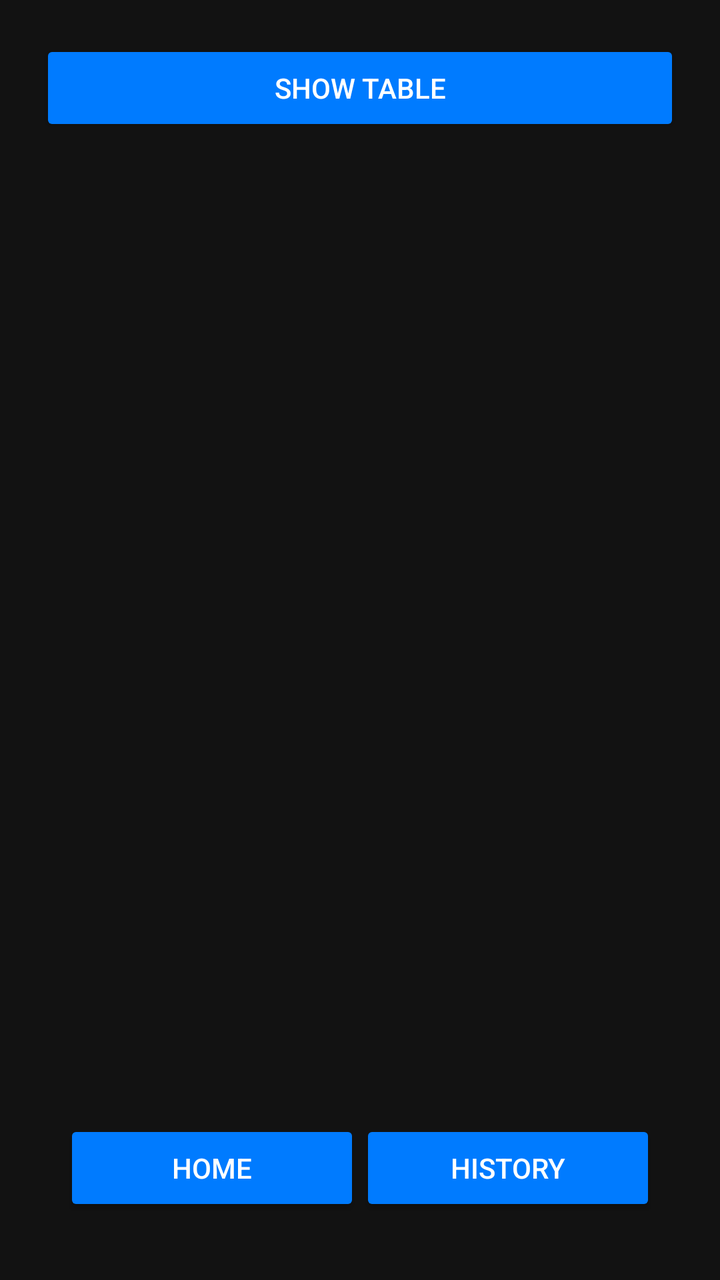
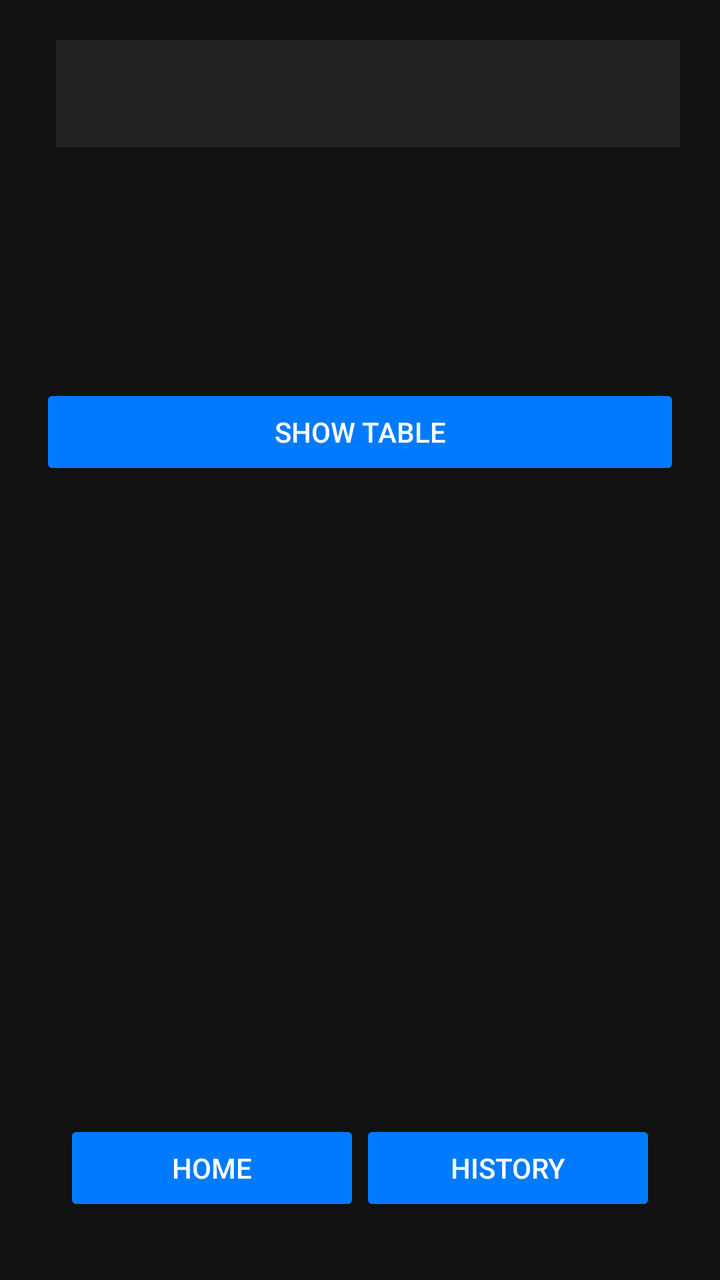

The first picture is an Android layout as it rendered before a commit; the second is the same layout after the commit. The layout source and the unified diff follow.
<!-- AndroidManifest.xml: application theme Theme.Media_bias -->
<!-- res/layout/activity_history.xml -->
<?xml version="1.0" encoding="utf-8"?>
<androidx.constraintlayout.widget.ConstraintLayout
    xmlns:android="http://schemas.android.com/apk/res/android"
    xmlns:app="http://schemas.android.com/apk/res-auto"
    android:background="#121212"
    android:layout_width="match_parent"
    android:layout_height="match_parent"
    android:padding="20dp">

    <Button
        android:id="@+id/showTableBtn"
        android:layout_width="0dp"
        android:layout_height="wrap_content"
        android:text="SHOW TABLE"
        android:textColor="#FFFFFF"
        android:backgroundTint="#007BFF"
        app:layout_constraintTop_toTopOf="parent"
        app:layout_constraintStart_toStartOf="parent"
        app:layout_constraintEnd_toEndOf="parent"/>

    <TableLayout
        android:id="@+id/historyTable"
        android:layout_width="0dp"
        android:layout_height="0dp"
        android:stretchColumns="*"
        android:visibility="gone"
        android:layout_marginTop="20dp"
        app:layout_constraintTop_toBottomOf="@id/showTableBtn"
        app:layout_constraintBottom_toTopOf="@+id/bottomBarInclude"
        app:layout_constraintStart_toStartOf="parent"
        app:layout_constraintEnd_toEndOf="parent">

        <TableRow>
            <TextView
                android:text="ID"
                android:textColor="#FFFFFF"
                android:padding="8dp" />
            <TextView
                android:text="URL"
                android:textColor="#FFFFFF"
                android:padding="8dp" />
        </TableRow>

    </TableLayout>

    
    <include
        android:id="@+id/bottomBarInclude"
        layout="@layout/bottom_bar"
        android:layout_width="0dp"
        android:layout_height="wrap_content"
        app:layout_constraintBottom_toBottomOf="parent"
        app:layout_constraintStart_toStartOf="parent"
        app:layout_constraintEnd_toEndOf="parent"/>

</androidx.constraintlayout.widget.ConstraintLayout>
<!-- res/layout/bottom_bar.xml (included above) -->
<?xml version="1.0" encoding="utf-8"?>
<androidx.constraintlayout.widget.ConstraintLayout
    xmlns:android="http://schemas.android.com/apk/res/android"
    xmlns:app="http://schemas.android.com/apk/res-auto"
    android:layout_width="match_parent"
    android:layout_height="match_parent">

    

    <LinearLayout
        android:id="@+id/bottomBar"
        android:layout_width="0dp"
        android:layout_height="wrap_content"
        android:orientation="horizontal"
        android:gravity="center"
        android:background="#121212"
        android:padding="12dp"
        app:layout_constraintBottom_toBottomOf="parent"
        app:layout_constraintStart_toStartOf="parent"
        app:layout_constraintEnd_toEndOf="parent">

        <Button
            android:id="@+id/homeBtn"
            android:layout_width="0dp"
            android:layout_height="wrap_content"
            android:layout_weight="1"
            android:text="Home"
            android:backgroundTint="#007BFF"

            android:textAllCaps="true"
            android:textColor="#FFFFFF"/>

        <Button
            android:id="@+id/historyBtn"
            android:layout_width="0dp"
            android:layout_height="wrap_content"
            android:layout_weight="1"
            android:text="History"
            android:backgroundTint="#007BFF"
            android:textAllCaps="true"
            android:textColor="#FFFFFF"/>
    </LinearLayout>

</androidx.constraintlayout.widget.ConstraintLayout>
<!-- resources referenced by this layout -->
<resources>
  <style name="Theme.Media_bias" parent="Base.Theme.Media_bias" />
  <style name="Base.Theme.Media_bias" parent="Theme.Material3.DayNight.NoActionBar">
          
          
      </style>
</resources>

<!-- the commit's change to res/layout/activity_history.xml (unified diff, before → after) -->
@@ -1,57 +1,48 @@
 <?xml version="1.0" encoding="utf-8"?>
-<androidx.constraintlayout.widget.ConstraintLayout
-    xmlns:android="http://schemas.android.com/apk/res/android"
+<androidx.constraintlayout.widget.ConstraintLayout xmlns:android="http://schemas.android.com/apk/res/android"
     xmlns:app="http://schemas.android.com/apk/res-auto"
-    android:background="#121212"
+    xmlns:tools="http://schemas.android.com/tools"
     android:layout_width="match_parent"
     android:layout_height="match_parent"
+    android:background="#121212"
     android:padding="20dp">
 
     <Button
         android:id="@+id/showTableBtn"
         android:layout_width="0dp"
         android:layout_height="wrap_content"
+        android:layout_marginTop="172dp"
+        android:backgroundTint="#007BFF"
         android:text="SHOW TABLE"
         android:textColor="#FFFFFF"
-        android:backgroundTint="#007BFF"
-        app:layout_constraintTop_toTopOf="parent"
+        app:layout_constraintEnd_toEndOf="parent"
+        app:layout_constraintHorizontal_bias="0.0"
         app:layout_constraintStart_toStartOf="parent"
-        app:layout_constraintEnd_toEndOf="parent"/>
-
-    <TableLayout
-        android:id="@+id/historyTable"
-        android:layout_width="0dp"
-        android:layout_height="0dp"
-        android:stretchColumns="*"
-        android:visibility="gone"
-        android:layout_marginTop="20dp"
-        app:layout_constraintTop_toBottomOf="@id/showTableBtn"
-        app:layout_constraintBottom_toTopOf="@+id/bottomBarInclude"
-        app:layout_constraintStart_toStartOf="parent"
-        app:layout_constraintEnd_toEndOf="parent">
-
-        <TableRow>
-            <TextView
-                android:text="ID"
-                android:textColor="#FFFFFF"
-                android:padding="8dp" />
-            <TextView
-                android:text="URL"
-                android:textColor="#FFFFFF"
-                android:padding="8dp" />
-        </TableRow>
-
-    </TableLayout>
+        app:layout_constraintTop_toTopOf="parent" />
 
     
+
+    <TextView
+        android:id="@+id/resultText"
+        android:layout_width="match_parent"
+        android:layout_height="wrap_content"
+        android:layout_marginStart="8dp"
+        android:background="#222222"
+        android:padding="16dp"
+        android:scrollbars="vertical"
+        android:textColor="#FFFFFF"
+        android:textSize="16sp"
+        app:layout_constraintStart_toStartOf="parent"
+        tools:layout_editor_absoluteY="271dp" />
+
     <include
         android:id="@+id/bottomBarInclude"
         layout="@layout/bottom_bar"
         android:layout_width="0dp"
         android:layout_height="wrap_content"
         app:layout_constraintBottom_toBottomOf="parent"
-        app:layout_constraintStart_toStartOf="parent"
-        app:layout_constraintEnd_toEndOf="parent"/>
+        app:layout_constraintEnd_toEndOf="parent"
+        app:layout_constraintStart_toStartOf="parent" />
 
 </androidx.constraintlayout.widget.ConstraintLayout>
 <!-- res/layout/bottom_bar.xml (included above) -->
